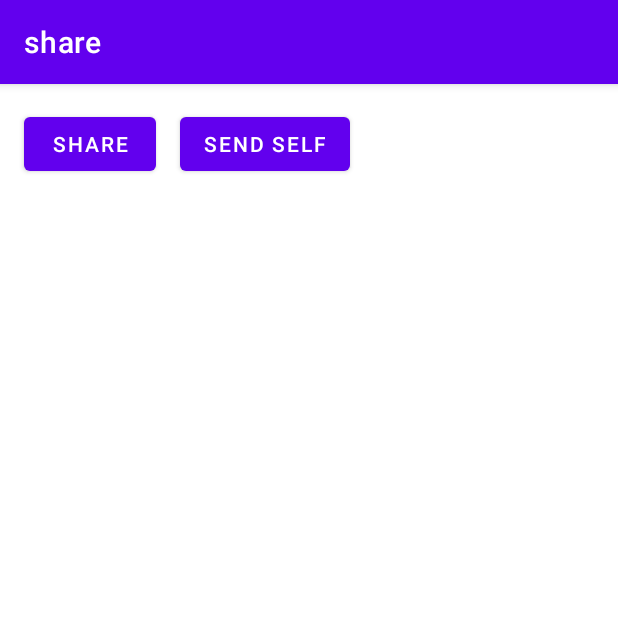
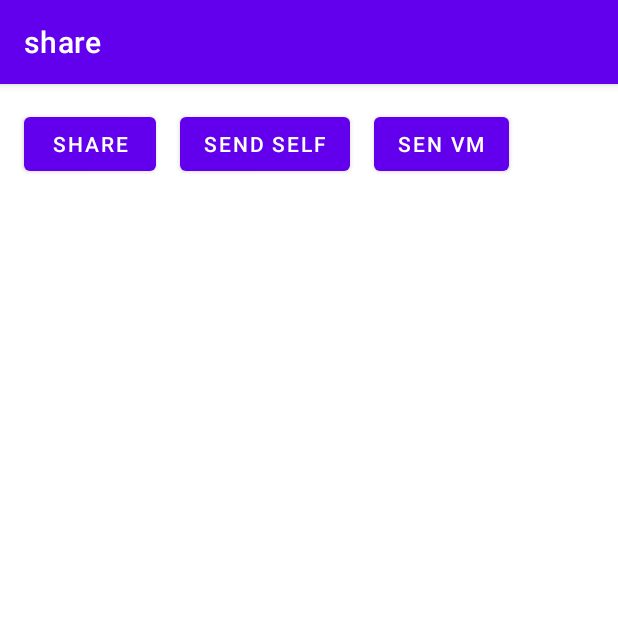
Before and after one commit to Connorxxx/Share, an Android app: the screen it shows after launch (MainActivity), on a phone screen of 412 x 824 dp, the top half of it. Run offline under Robolectric (Android 15) with nearby library versions, the phone set to English and light mode, and no system bars; our stand-ins replace data binding.

```diff
--- a/app/src/main/java/com/connor/share/MainActivity.kt
+++ b/app/src/main/java/com/connor/share/MainActivity.kt
@@ -5,14 +5,17 @@ import android.content.Intent
 import androidx.appcompat.app.AppCompatActivity
 import android.os.Bundle
 import android.util.Log
+import androidx.activity.viewModels
 import androidx.lifecycle.lifecycleScope
 import com.connor.core.lifecycleReceiveEvent
 import com.connor.core.emitEvent
+import com.connor.core.receiveEvent
 import com.connor.share.databinding.ActivityMainBinding
 
 class MainActivity : AppCompatActivity() {
 
     private val binding by lazy { ActivityMainBinding.inflate(layoutInflater) }
+    private val viewModel: MainViewModel by viewModels()
 
     override fun onCreate(savedInstanceState: Bundle?) {
         super.onCreate(savedInstanceState)
@@ -28,6 +31,12 @@ class MainActivity : AppCompatActivity() {
         binding.btnEvent.setOnClickListener {
             emitEvent("By Self", "receive", timeMillis = 3000)
         }
+        binding.btnVmSen.setOnClickListener {
+            viewModel.emitEvent("By VM", "vmReceive")
+        }
+        viewModel.receiveEvent<String>("vmReceive") {
+            binding.tvMainRec.text = it
+        }
     }
 
     override fun onStop() {
--- /dev/null
+++ b/app/src/main/java/com/connor/share/MainViewModel.kt
@@ -0,0 +1,6 @@
+package com.connor.share
+
+import androidx.lifecycle.ViewModel
+
+class MainViewModel : ViewModel() {
+}
--- a/app/src/main/res/layout/activity_main.xml
+++ b/app/src/main/res/layout/activity_main.xml
@@ -27,6 +27,7 @@
             android:layout_width="wrap_content"
             android:layout_height="wrap_content"
             android:layout_marginTop="16dp"
+            tools:text="@string/app_name"
             app:layout_constraintStart_toStartOf="@+id/btn_share"
             app:layout_constraintTop_toBottomOf="@+id/btn_share" />
 
@@ -38,5 +39,15 @@
             android:text="Send Self"
             app:layout_constraintBottom_toBottomOf="@+id/btn_share"
             app:layout_constraintStart_toEndOf="@+id/btn_share" />
+
+        <Button
+            android:id="@+id/btn_vm_sen"
+            android:layout_width="wrap_content"
+            android:layout_height="wrap_content"
+            android:layout_marginStart="16dp"
+            android:text="Sen VM"
+            app:layout_constraintBottom_toBottomOf="@+id/btn_event"
+            app:layout_constraintStart_toEndOf="@+id/btn_event"
+            app:layout_constraintTop_toTopOf="@+id/btn_event" />
     </androidx.constraintlayout.widget.ConstraintLayout>
 </layout>
--- a/build.gradle
+++ b/build.gradle
@@ -3,6 +3,7 @@
 buildscript {
     ext {
         coroutine_version = '1.6.4'
+        lifecycle_version = "2.5.1"
     }
 }
 plugins {
--- a/share/build.gradle
+++ b/share/build.gradle
@@ -34,7 +34,8 @@ android {
 dependencies {
 
     implementation 'androidx.appcompat:appcompat:1.5.1'
-    implementation 'androidx.lifecycle:lifecycle-runtime-ktx:2.5.1'
+    implementation "androidx.lifecycle:lifecycle-viewmodel-ktx:$lifecycle_version"
+    implementation "androidx.lifecycle:lifecycle-runtime-ktx:$lifecycle_version"
     implementation "org.jetbrains.kotlinx:kotlinx-coroutines-core:$coroutine_version"
     implementation "org.jetbrains.kotlinx:kotlinx-coroutines-android:$coroutine_version"
 }
--- a/share/src/main/java/com/connor/core/Share.kt
+++ b/share/src/main/java/com/connor/core/Share.kt
@@ -1,8 +1,6 @@
 package com.connor.core
 
-import androidx.lifecycle.Lifecycle
-import androidx.lifecycle.LifecycleOwner
-import androidx.lifecycle.repeatOnLifecycle
+import androidx.lifecycle.*
 import kotlinx.coroutines.CoroutineScope
 import kotlinx.coroutines.Dispatchers
 import kotlinx.coroutines.delay
@@ -73,3 +71,32 @@ inline fun <reified T> receiveEvent(
         }
     }
 }
+
+fun ViewModel.emitEvent(event: Any, tag: String, isSticky: Boolean = false, timeMillis: Long? = null) {
+    viewModelScope.launch {
+        timeMillis?.let { delay(it) }
+        if (isSticky) stickyEventFlow.emit(ShareEvent(event, tag))
+        else eventFlow.emit(ShareEvent(event, tag))
+    }
+}
+
+inline fun <reified T> ViewModel.receiveEvent(
+    vararg tags: String = emptyArray(),
+    dispatchers: CoroutineContext = Dispatchers.Main,
+    crossinline block: suspend CoroutineScope.(event: T) -> Unit
+) = viewModelScope.launch {
+    launch(dispatchers) {
+        stickyEventFlow.collect {
+            if (it.event is T && tags.contains(it.tag)) {
+                block(it.event)
+            }
+        }
+    }
+    launch(dispatchers) {
+        eventFlow.collect {
+            if (it.event is T && tags.contains(it.tag)) {
+                block(it.event)
+            }
+        }
+    }
+}
```
Also changed, not shown: app/build.gradle (+6 -3 lines).
